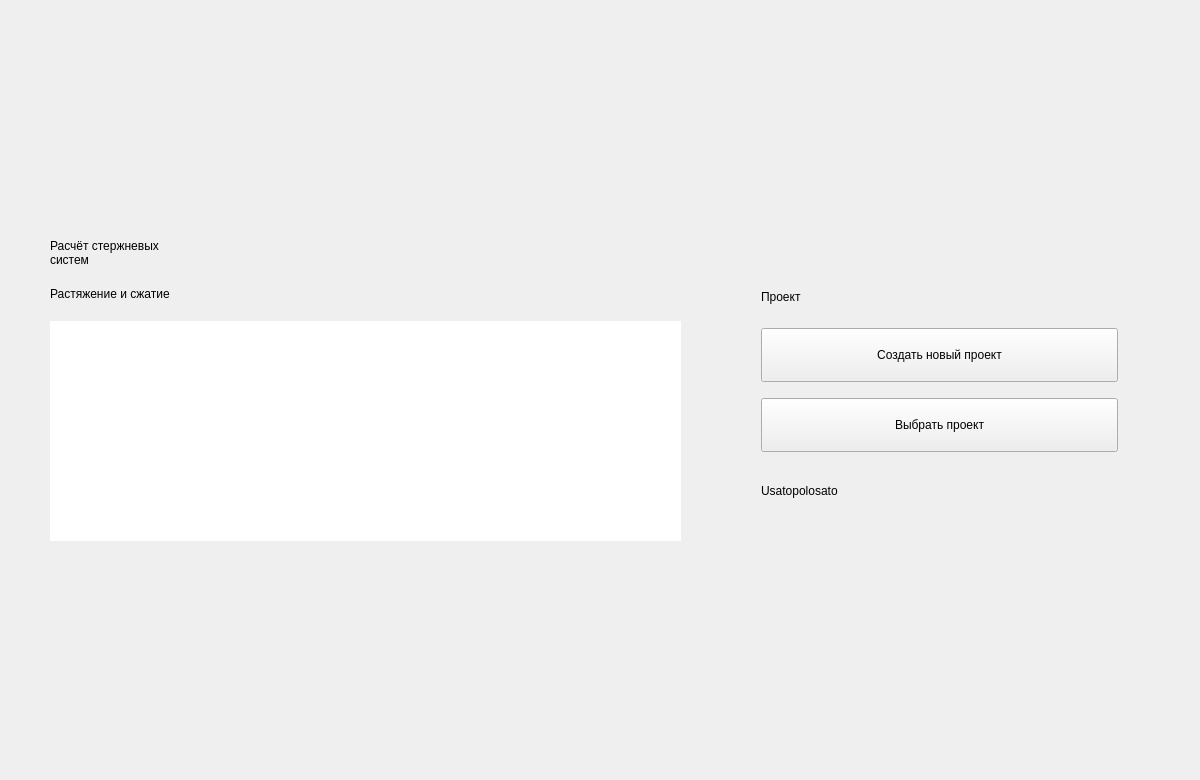
The window that src/sapr/resources/forms/welcome.ui (usatopolosato/sapr-bar) describes before a commit, drawn with Qt 5.
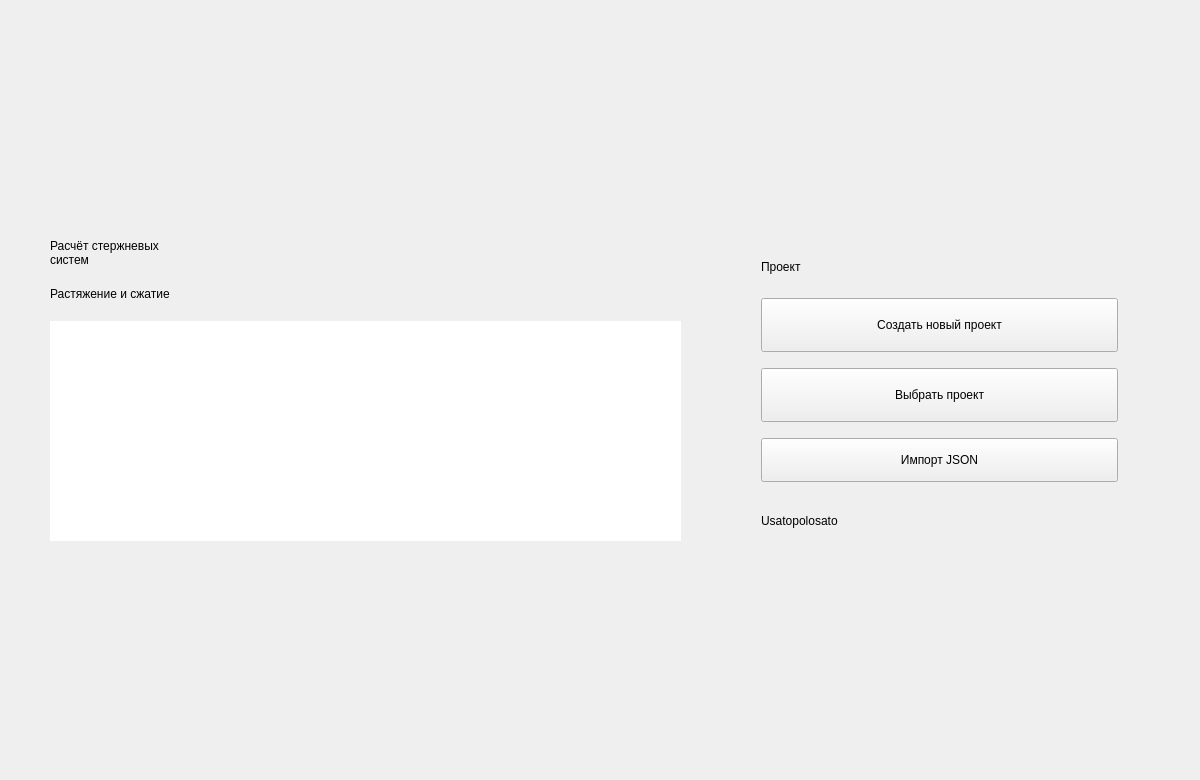
The same window after the commit.

Commit message: feat(preprocessor): improve project exchange and construction editing

Diff of the .ui file:
```diff
--- a/src/sapr/resources/forms/welcome.ui
+++ b/src/sapr/resources/forms/welcome.ui
@@ -246,6 +246,13 @@
         </property>
        </widget>
       </item>
+      <item>
+       <widget class="QPushButton" name="importProjectButton">
+        <property name="text"><string>Импорт JSON</string></property>
+        <property name="role" stdset="0"><string>secondary</string></property>
+        <property name="minimumSize"><size><width>0</width><height>44</height></size></property>
+       </widget>
+      </item>
       <item>
        <spacer name="startFooterSpace">
         <property name="orientation">
```
Left out of the diff: 1 changed line with no effect on the pictures. The commit also changes 58 other files.
